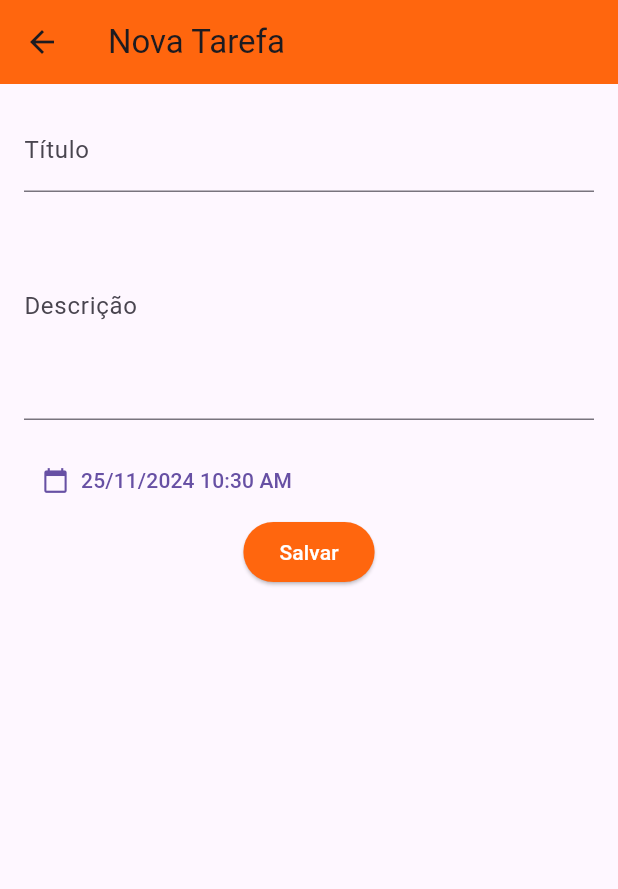
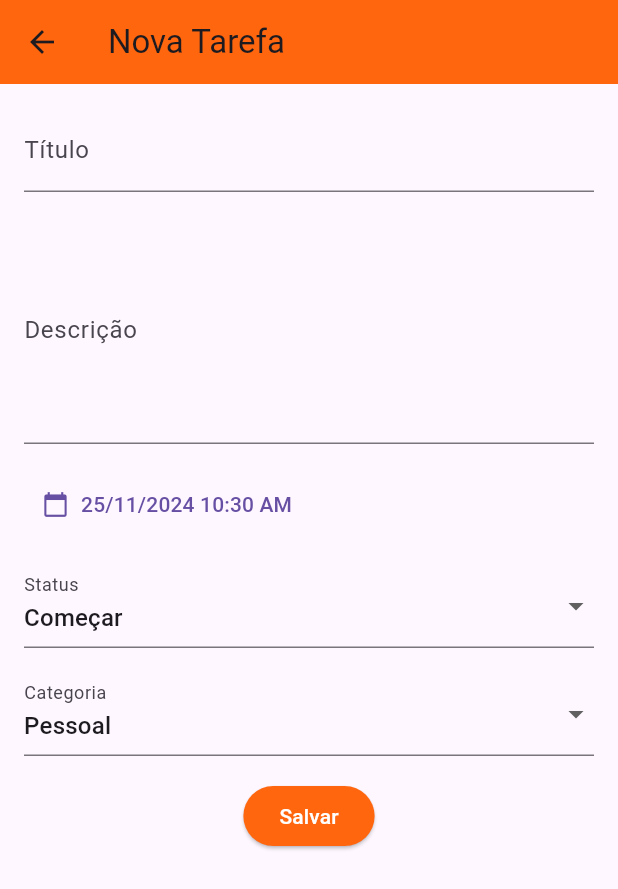
Before and after one commit to piquibr/Flutter_Project_Facul_definitive, a Flutter app: the CreatetaskScreen screen opened directly, on a phone screen of 412 x 824 dp. Shown: the top 889 px of the screen. Run offline on Flutter 3.47's test engine with Material 3 defaults, Android fonts, the phone set to English and light mode, and no system bars; our stand-ins replace auto_size_text.

Commit message:
add categoria

```diff
--- a/lib/pages/mainPages/createTask-page.dart
+++ b/lib/pages/mainPages/createTask-page.dart
@@ -12,6 +12,8 @@ class ApiService {
     required String titulo,
     required String descricao,
     required String horario,
+    required String status,
+    required String categoria,
   }) async {
     final url = Uri.parse('$baseUrl/tarefas');
     final response = await http.post(
@@ -22,6 +24,8 @@ class ApiService {
         'titulo': titulo,
         'descricao': descricao,
         'horario': horario,
+        'status': status,
+        'categoria': categoria,
       }),
     );
 
@@ -54,7 +58,9 @@ class _CreatetaskState extends State<CreatetaskScreen> {
   String _descricao = '';
   DateTime _dataLimite = DateTime.now();
   TimeOfDay _horaLimite = TimeOfDay.now();
-  final String _userId = 'BWOXEy1N5nnn886D8ziv';
+  final String _userId = 'BWOXEy1N5nnn886D8ziv'; // Exemplo de ID do usuário
+  String _status = 'Começar';
+  String _categoria = 'Pessoal';
 
   Future<void> _saveTask() async {
     if (_formKey.currentState?.validate() ?? false) {
@@ -77,6 +83,8 @@ class _CreatetaskState extends State<CreatetaskScreen> {
           titulo: _titulo,
           descricao: _descricao,
           horario: formattedHorario,
+          status: _status,
+          categoria: _categoria,
         );
         print('Tarefa salva com sucesso: ${response['id']}');
         ScaffoldMessenger.of(context).showSnackBar(
@@ -138,6 +146,7 @@ class _CreatetaskState extends State<CreatetaskScreen> {
                   _titulo = value!;
                 },
               ),
+              SizedBox(height: 16.0),
               TextFormField(
                 decoration: InputDecoration(labelText: 'Descrição'),
                 maxLines: 5,
@@ -152,6 +161,41 @@ class _CreatetaskState extends State<CreatetaskScreen> {
                 label: Text(
                     '${_dataLimite.day}/${_dataLimite.month}/${_dataLimite.year} ${_horaLimite.format(context)}'),
               ),
+              SizedBox(height: 16.0),
+              DropdownButtonFormField<String>(
+                value: _status,
+                decoration: InputDecoration(labelText: 'Status'),
+                items:
+                    ['Começar', 'Andamento', 'Concluída'].map((String status) {
+                  return DropdownMenuItem<String>(
+                    value: status,
+                    child: Text(status),
+                  );
+                }).toList(),
+                onChanged: (newValue) {
+                  setState(() {
+                    _status = newValue!;
+                  });
+                },
+              ),
+              SizedBox(height: 16.0),
+              DropdownButtonFormField<String>(
+                value: _categoria,
+                decoration: InputDecoration(labelText: 'Categoria'),
+                items:
+                    ['Pessoal', 'Trabalho', 'Estudo'].map((String categoria) {
+                  return DropdownMenuItem<String>(
+                    value: categoria,
+                    child: Text(categoria),
+                  );
+                }).toList(),
+                onChanged: (newValue) {
+                  setState(() {
+                    _categoria = newValue!;
+                  });
+                },
+              ),
+              SizedBox(height: 16.0),
               SaveTaskButton(onPressed: _saveTask),
             ],
           ),
--- a/lib/pages/mainPages/inicialMain-page.dart
+++ b/lib/pages/mainPages/inicialMain-page.dart
@@ -405,7 +405,7 @@ class _InicialMainPageState extends State<InicialMainPage> {
 
   Widget _buildTaskCard(task) {
     return Card(
-      color: const Color.fromARGB(230, 255, 235, 224),
+      color: const Color.fromARGB(230, 249, 142, 84),
       shape: RoundedRectangleBorder(
         borderRadius: BorderRadius.circular(8.0),
       ),
```
